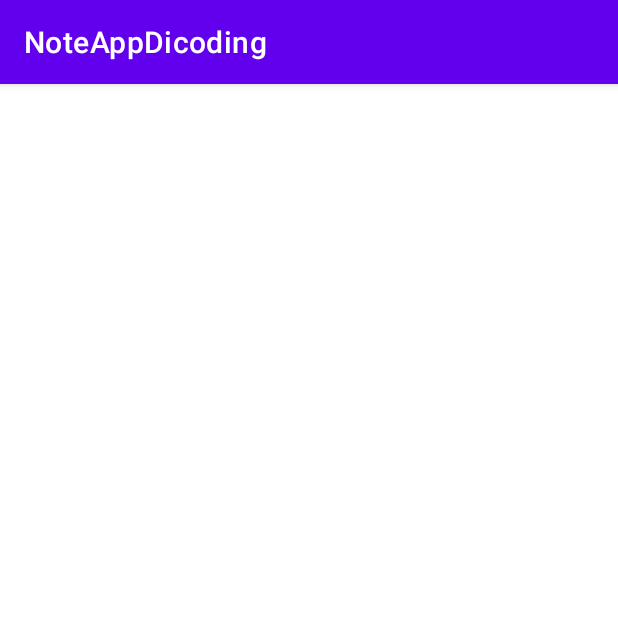
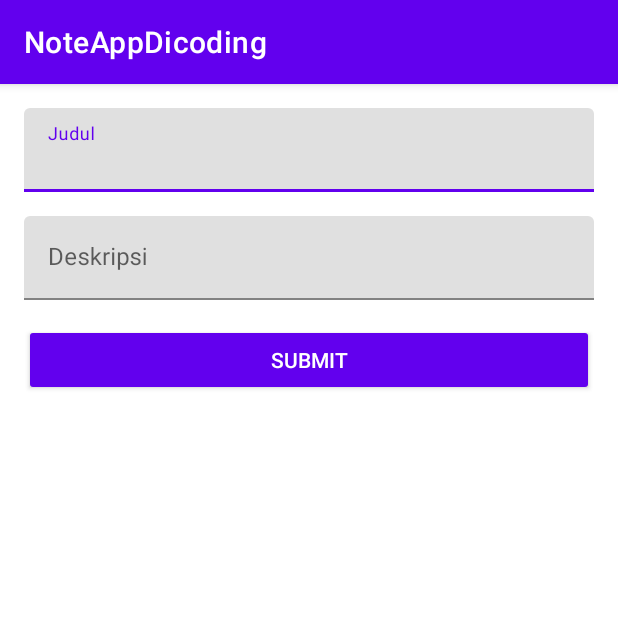
Before and after one commit to Hafizcode02/jetpack-note-apps, an Android app: the NoteAddUpdateActivity screen opened directly, with no data from a screen before it, on a phone screen of 412 x 824 dp, the top half of it. Run offline under Robolectric (Android 15) with nearby library versions, the phone set to English and light mode, and no system bars.

Commit message:
designing xml layout

```diff
--- a/app/src/main/res/layout/activity_note_add_update.xml
+++ b/app/src/main/res/layout/activity_note_add_update.xml
@@ -1,9 +1,47 @@
 <?xml version="1.0" encoding="utf-8"?>
-<androidx.constraintlayout.widget.ConstraintLayout xmlns:android="http://schemas.android.com/apk/res/android"
-    xmlns:app="http://schemas.android.com/apk/res-auto"
+<LinearLayout xmlns:android="http://schemas.android.com/apk/res/android"
     xmlns:tools="http://schemas.android.com/tools"
+    android:id="@+id/activity_form_add_update"
     android:layout_width="match_parent"
     android:layout_height="match_parent"
+    android:orientation="vertical"
+    android:padding="16dp"
     tools:context=".ui.insert.NoteAddUpdateActivity">
 
-</androidx.constraintlayout.widget.ConstraintLayout>
+    <com.google.android.material.textfield.TextInputLayout
+        android:layout_width="match_parent"
+        android:layout_height="wrap_content"
+        android:layout_marginBottom="16dp">
+
+        <EditText
+            android:id="@+id/edt_title"
+            android:layout_width="match_parent"
+            android:layout_height="wrap_content"
+            android:hint="@string/title"
+            android:inputType="textCapSentences"
+            android:autofillHints="@string/title"
+            android:maxLines="1" />
+    </com.google.android.material.textfield.TextInputLayout>
+
+    <com.google.android.material.textfield.TextInputLayout
+        android:layout_width="match_parent"
+        android:layout_height="wrap_content"
+        android:layout_marginBottom="16dp">
+
+        <EditText
+            android:id="@+id/edt_description"
+            android:layout_width="match_parent"
+            android:layout_height="wrap_content"
+            android:hint="@string/description"
+            android:inputType="textCapSentences"
+            android:autofillHints="@string/description"
+            android:maxLines="1" />
+    </com.google.android.material.textfield.TextInputLayout>
+
+    <Button
+        android:id="@+id/btn_submit"
+        style="@style/Base.Widget.AppCompat.Button.Colored"
+        android:layout_width="match_parent"
+        android:layout_height="wrap_content"
+        android:text="@string/submit" />
+</LinearLayout>
```
Also changed, not shown: app/src/main/res/drawable/ic_add.xml (added, +10 -0 lines), app/src/main/res/layout/activity_main.xml (+18 -8 lines), app/src/main/res/layout/item_note.xml (added, +52 -0 lines), app/src/main/res/values/strings.xml (+23 -0 lines).
